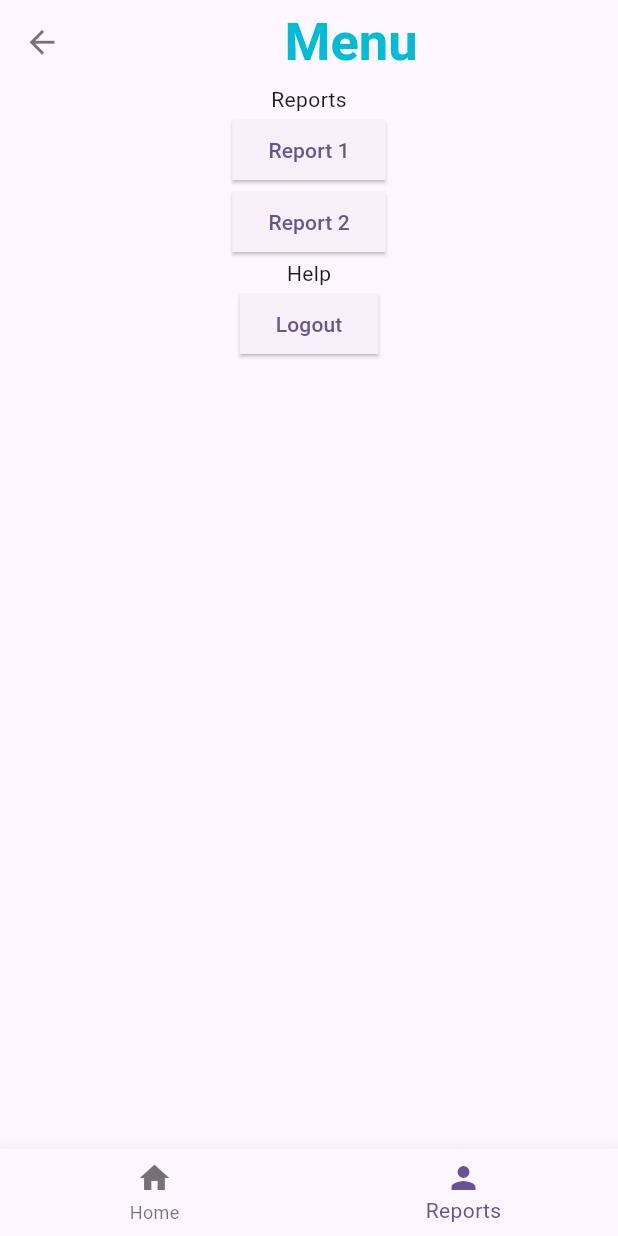
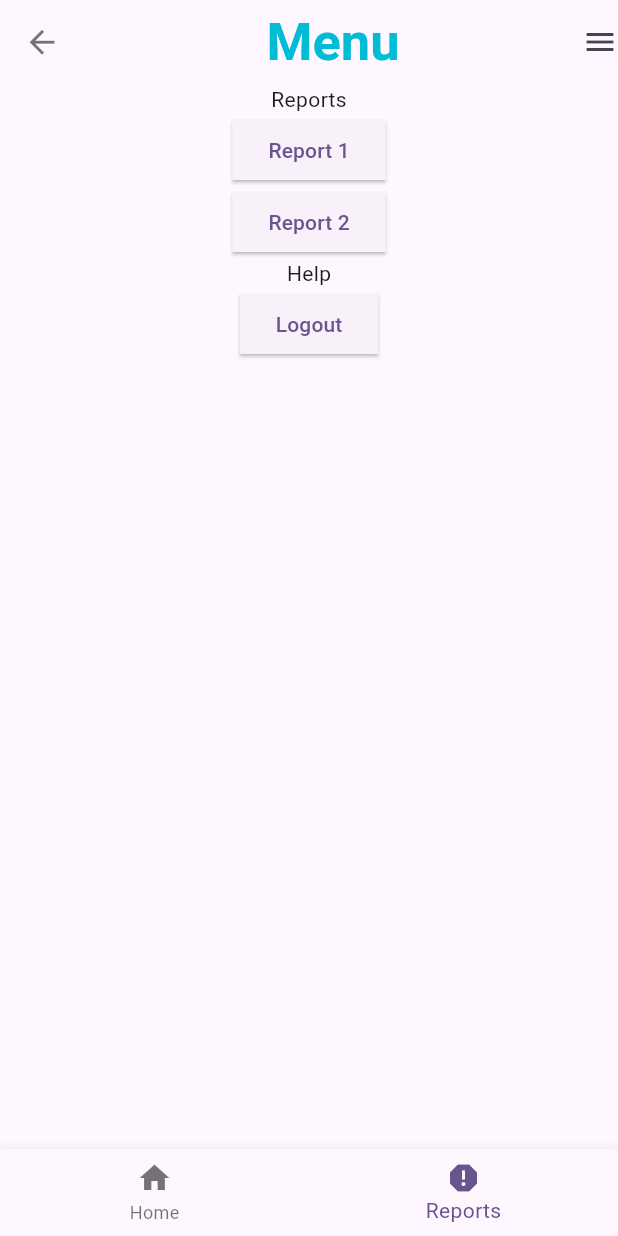
Before and after one commit to rbgithuub/demo-mobile-app, a Flutter app: the project_navigation screen opened directly, item 2 of the bottom bar chosen, on a phone screen of 412 x 824 dp. Run offline on Flutter 3.47's test engine with Material 2 defaults, Android fonts, the phone set to English and light mode, and no system bars.

Commit message:
Project to have navigation bottom bar - day-7

```diff
--- a/mobile_app_image/lib/main.dart
+++ b/mobile_app_image/lib/main.dart
@@ -6,7 +6,9 @@ import 'package:mobile_app_image/project_nav_frm1.dart';
 //import 'mobile_app_image.dart';
 //import 'botnavi.dart';
 import 'project_navigation.dart';
+import 'project_nav_frm1.dart';
 import 'project_nav_frm2.1.dart';
+import 'project_nav_frm2.2.dart';
 
 void main() {
   runApp(const MyApp());
@@ -40,7 +42,7 @@ class MyApp extends StatelessWidget {
         colorScheme: ColorScheme.fromSeed(seedColor: Colors.deepPurple),
         useMaterial3: true,
       ),
-      home:  project_navigation()
+      home:  project_nav_frm1()
     );
   }
 }
--- a/mobile_app_image/lib/project_nav_frm2.2.dart
+++ b/mobile_app_image/lib/project_nav_frm2.2.dart
@@ -8,6 +8,9 @@ class project_nav_frm2_2 extends StatelessWidget {
       appBar: AppBar(
         leading: Icon(Icons.arrow_back,size: 25,color: Colors.black54,),
         title: Center(child: Text("Menu",style: TextStyle(color: Colors.cyan,fontSize: 35,fontWeight: FontWeight.bold),),),
+        actions: [
+          Icon(Icons.menu),
+        ],
       ),
       body: Column(
         children: [
--- a/mobile_app_image/lib/project_navigation.dart
+++ b/mobile_app_image/lib/project_navigation.dart
@@ -15,9 +15,10 @@ class _navigationState extends State<project_navigation>{
   int _index=0;
 
   final pages = [
+    project_nav_frm2_1(),
     //Center(child: Text("NavigationForm")),
-    project_nav_frm2_1(),
     project_nav_frm2_2(),
+    //project_nav_frm2_2(),
   ];
 
   void tap(index) {
@@ -33,7 +34,7 @@ class _navigationState extends State<project_navigation>{
       bottomNavigationBar: BottomNavigationBar(
         items: [
           BottomNavigationBarItem(icon: Icon(Icons.home),label:'Home'),
-          BottomNavigationBarItem(icon: Icon(Icons.person),label:'Reports'),
+          BottomNavigationBarItem(icon: Icon(Icons.report),label:'Reports'),
         ],
     currentIndex: _index,
     onTap: tap,
```
Also changed, not shown: mobile_app_image/lib/project_nav_frm1.dart (+9 -1 lines), mobile_app_image/lib/project_nav_frm2.0.dart (added, +14 -0 lines).
